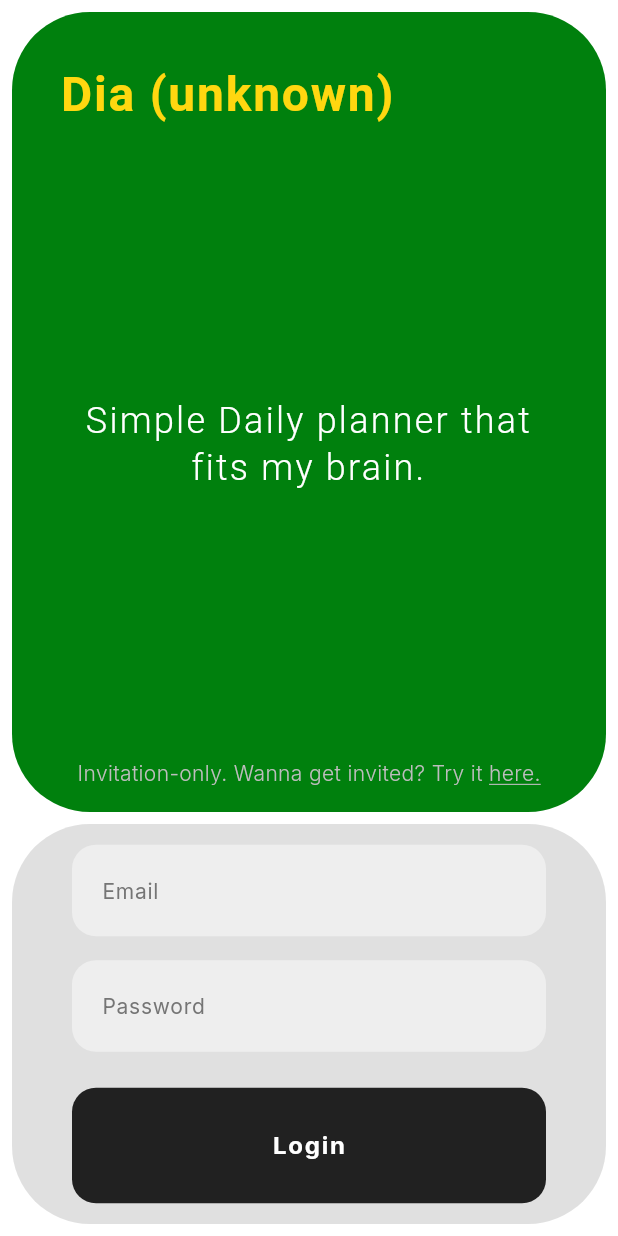
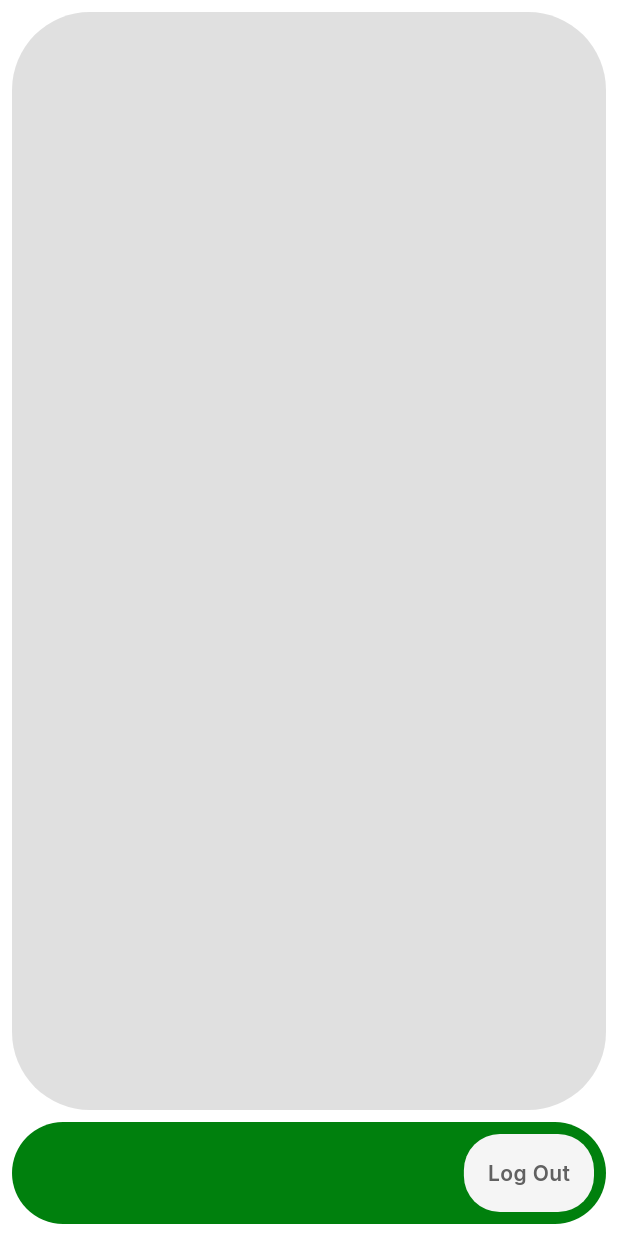
Before and after one commit to tomasbaran/app.heydia.app, a Flutter app: the screen it shows after launch, on a phone screen of 412 x 824 dp. Run offline on Flutter 3.47's test engine with Material 3 defaults, Android fonts, the phone set to English and light mode, and no system bars; our stand-ins replace firebase_auth, firebase_core, freezed_annotation, google_fonts; accounts and stored records are empty; Roboto replaces fonts that are missing (Syncopate); statements that could not run were skipped.

Commit message:
feat: Implement home screen layout with user and planner panes, resposiveness,  logout functionality

```diff
--- a/lib/core/app_strings.dart
+++ b/lib/core/app_strings.dart
@@ -7,4 +7,5 @@ class AppStrings {
   static const String email = 'Email';
   static const String password = 'Password';
   static const String login = 'Login';
+  static const String logOut = 'Log Out';
 }
--- a/lib/core/theme/app_dimensions.dart
+++ b/lib/core/theme/app_dimensions.dart
@@ -1,4 +1,7 @@
 class AppDimensions {
+  // User pane width
+  static const double paneWidth280 = 280;
+
   // Radius values
   static const double radius4 = 4;
   static const double radius8 = 8;
--- a/lib/core/theme/app_theme.dart
+++ b/lib/core/theme/app_theme.dart
@@ -63,6 +63,12 @@ class AppTheme {
     height: 1.3,
   );
 
+  static TextStyle get paneButtonLabel => TextStyle(
+    color: AppColors.neutral700,
+    fontSize: 14,
+    fontWeight: FontWeight.w600,
+  );
+
   static TextStyle get labelSmall =>
       _baseTextTheme.labelSmall?.copyWith(
         fontSize: 14,
--- a/lib/core/widgets/app_cta.dart
+++ /dev/null
@@ -1,77 +0,0 @@
-import 'package:dia_app/core/theme/app_colors.dart';
-import 'package:dia_app/core/theme/app_dimensions.dart';
-import 'package:dia_app/core/theme/app_theme.dart';
-import 'package:flutter/material.dart';
-
-class AppCta extends StatefulWidget {
-  final VoidCallback onPressed;
-  final String? text;
-  final Widget? child;
-  final ButtonStyle? style;
-  final bool enabled;
-
-  const AppCta({
-    super.key,
-    required this.onPressed,
-    this.text,
-    this.child,
-    this.style,
-    this.enabled = true,
-  }) : assert(
-         text != null || child != null,
-         'Either text or child must be provided',
-       );
-
-  @override
-  State<AppCta> createState() => _AppCtaState();
-}
-
-class _AppCtaState extends State<AppCta> {
-  bool _isHovered = false;
-  bool _isPressed = false;
-
-  double get _verticalOffset {
-    if (_isPressed) return 2.0; // Move down when pressed
-    if (_isHovered) return -2.0; // Move up when hovered
-    return 0.0; // Normal position
-  }
-
-  @override
-  Widget build(BuildContext context) {
-    return MouseRegion(
-      onEnter: (_) => setState(() => _isHovered = true),
-      onExit: (_) => setState(() => _isHovered = false),
-      child: GestureDetector(
-        onTapDown: (_) => setState(() => _isPressed = true),
-        onTapUp: (_) => setState(() => _isPressed = false),
-        onTapCancel: () => setState(() => _isPressed = false),
-        child: AnimatedContainer(
-          duration: const Duration(milliseconds: 200),
-          curve: Curves.easeOut,
-          transform: Matrix4.translationValues(0, _verticalOffset, 0),
-          child: ElevatedButton(
-            onPressed: widget.enabled ? widget.onPressed : null,
-            style:
-                widget.style ??
-                ElevatedButton.styleFrom(
-                  backgroundColor: AppColors.neutral900,
-                  foregroundColor: AppColors.neutral0,
-                  disabledBackgroundColor: AppColors.disabledColor,
-                  disabledForegroundColor: AppColors.disabledColor,
-                  shape: RoundedRectangleBorder(
-                    borderRadius: BorderRadius.circular(AppDimensions.radius16),
-                  ),
-                  padding: EdgeInsets.symmetric(
-                    vertical: AppDimensions.space28,
-                  ),
-                  elevation: 0,
-                ).copyWith(
-                  overlayColor: WidgetStateProperty.all(Colors.transparent),
-                ),
-            child: widget.child ?? Text(widget.text!, style: AppTheme.ctaTitle),
-          ),
-        ),
-      ),
-    );
-  }
-}
--- /dev/null
+++ b/lib/core/widgets/app_nav_bar_item.dart
@@ -0,0 +1,78 @@
+import 'package:dia_app/core/theme/app_colors.dart';
+import 'package:dia_app/core/theme/app_dimensions.dart';
+import 'package:dia_app/core/theme/app_theme.dart';
+import 'package:flutter/material.dart';
+
+class AppNavBarItem extends StatefulWidget {
+  final VoidCallback? onTap;
+  final String label;
+
+  const AppNavBarItem({super.key, this.onTap, required this.label});
+
+  @override
+  State<AppNavBarItem> createState() => _AppNavBarItemState();
+}
+
+class _AppNavBarItemState extends State<AppNavBarItem>
+    with SingleTickerProviderStateMixin {
+  bool _isHovered = false;
+  late AnimationController _animationController;
+  late Animation<double> _scaleAnimation;
+
+  @override
+  void initState() {
+    super.initState();
+    _animationController = AnimationController(
+      duration: const Duration(milliseconds: 200),
+      vsync: this,
+    );
+    _scaleAnimation = Tween<double>(begin: 1.0, end: 0.95).animate(
+      CurvedAnimation(parent: _animationController, curve: Curves.easeOut),
+    );
+  }
+
+  @override
+  void dispose() {
+    _animationController.dispose();
+    super.dispose();
+  }
+
+  Color get _effectiveBackgroundColor {
+    if (_isHovered) {
+      return AppColors.neutral100.withValues(alpha: 0.8);
+    }
+    return AppColors.neutral100;
+  }
+
+  @override
+  Widget build(BuildContext context) {
+    return MouseRegion(
+      onEnter: (_) => setState(() => _isHovered = true),
+      onExit: (_) => setState(() => _isHovered = false),
+      child: GestureDetector(
+        onTapDown: (_) => _animationController.forward(),
+        onTapUp: (_) {
+          _animationController.reverse();
+          widget.onTap?.call();
+        },
+        onTapCancel: () => _animationController.reverse(),
+        child: AnimatedContainer(
+          duration: const Duration(milliseconds: 200),
+          curve: Curves.easeOut,
+          padding: EdgeInsets.symmetric(
+            horizontal: AppDimensions.space16,
+            vertical: AppDimensions.space16,
+          ),
+          decoration: BoxDecoration(
+            color: _effectiveBackgroundColor,
+            borderRadius: BorderRadius.circular(AppDimensions.radius24),
+          ),
+          child: ScaleTransition(
+            scale: _scaleAnimation,
+            child: Text(widget.label, style: AppTheme.paneButtonLabel),
+          ),
+        ),
+      ),
+    );
+  }
+}
--- a/lib/core/widgets/app_text_form_field.dart
+++ b/lib/core/widgets/app_text_form_field.dart
@@ -5,34 +5,12 @@ import 'package:flutter/material.dart';
 
 class AppTextFormField extends StatefulWidget {
   final bool obscureText;
-  final String? hintText;
-  final TextStyle? hintStyle;
-  final TextStyle? style;
-  final InputDecoration? decoration;
-  final TextEditingController? controller;
-  final String? Function(String?)? validator;
-  final void Function(String?)? onSaved;
-  final void Function(String)? onChanged;
-  final TextInputType? keyboardType;
-  final bool enabled;
-  final int? maxLines;
-  final int? minLines;
+  final String hintText;
 
   const AppTextFormField({
     super.key,
     this.obscureText = false,
-    this.hintText,
-    this.hintStyle,
-    this.style,
-    this.decoration,
-    this.controller,
-    this.validator,
-    this.onSaved,
-    this.onChanged,
-    this.keyboardType,
-    this.enabled = true,
-    this.maxLines,
-    this.minLines,
+    required this.hintText,
   });
 
   @override
@@ -49,46 +27,27 @@ class _AppTextFormFieldState extends State<AppTextFormField> {
       onExit: (_) => setState(() => _isHovered = false),
       child: TextFormField(
         obscureText: widget.obscureText,
-        controller: widget.controller,
-        validator: widget.validator,
-        onSaved: widget.onSaved,
-        onChanged: widget.onChanged,
-        keyboardType: widget.keyboardType,
-        enabled: widget.enabled,
-        maxLines: widget.obscureText ? 1 : widget.maxLines,
-        minLines: widget.obscureText ? 1 : widget.minLines,
-        style: widget.style ?? AppTheme.bodyMedium,
-        decoration: (widget.decoration ?? InputDecoration()).copyWith(
-          filled: widget.decoration?.filled ?? true,
-          fillColor:
-              widget.decoration?.fillColor ??
-              (_isHovered ? AppColors.neutral0 : AppColors.neutral200),
-          hintText: widget.decoration?.hintText ?? widget.hintText,
-          hintStyle:
-              widget.decoration?.hintStyle ??
-              widget.hintStyle ??
-              AppTheme.bodyMedium.copyWith(color: AppColors.neutral600),
-          border:
-              widget.decoration?.border ??
-              OutlineInputBorder(
+        maxLines: widget.obscureText ? 1 : null,
+        minLines: widget.obscureText ? 1 : null,
+        style: AppTheme.bodyMedium,
+        decoration: InputDecoration(
+          filled: true,
+          fillColor: _isHovered ? AppColors.neutral0 : AppColors.neutral200,
+          hintText: widget.hintText,
+          hintStyle: AppTheme.bodyMedium.copyWith(color: AppColors.neutral600),
+          border: OutlineInputBorder(
             borderRadius: BorderRadius.circular(AppDimensions.radius16),
             borderSide: BorderSide.none,
           ),
-          enabledBorder:
-              widget.decoration?.enabledBorder ??
-              OutlineInputBorder(
+          enabledBorder: OutlineInputBorder(
             borderRadius: BorderRadius.circular(AppDimensions.radius16),
             borderSide: BorderSide.none,
           ),
-          focusedBorder:
-              widget.decoration?.focusedBorder ??
-              OutlineInputBorder(
+          focusedBorder: OutlineInputBorder(
             borderRadius: BorderRadius.circular(AppDimensions.radius16),
             borderSide: BorderSide.none,
           ),
-          contentPadding:
-              widget.decoration?.contentPadding ??
-              EdgeInsets.symmetric(
+          contentPadding: EdgeInsets.symmetric(
             horizontal: AppDimensions.space16,
             vertical: AppDimensions.space20,
           ),
--- /dev/null
+++ b/lib/features/home/presentation/widgets/__bottom_nav_bar.dart
@@ -0,0 +1,56 @@
+part of 'home_screen.dart';
+
+class _BottomNavBar extends StatelessWidget {
+  const _BottomNavBar({required this.userEmail, required this.loginVM});
+
+  final String userEmail;
+  final LoginVM loginVM;
+
+  @override
+  Widget build(BuildContext context) {
+    return Container(
+      margin: EdgeInsets.fromLTRB(
+        AppDimensions.space8,
+        AppDimensions.space0,
+        AppDimensions.space8,
+        AppDimensions.space8,
+      ),
+      decoration: BoxDecoration(
+        color: AppConfig.isLive
+            ? AppColors.neutral900
+            : AppColors.primaryDevColor,
+        borderRadius: BorderRadius.all(Radius.circular(AppDimensions.radius52)),
+      ),
+      child: Padding(
+        padding: EdgeInsets.all(AppDimensions.space8),
+        child: Row(
+          children: [
+            Expanded(
+              child: Text(
+                userEmail,
+                style: AppTheme.bodyMedium.copyWith(
+                  color: AppConfig.isLive
+                      ? AppColors.neutral0
+                      : AppColors.secondaryDevColor,
+                ),
+              ),
+            ),
+            SizedBox(width: AppDimensions.space16),
+            AppNavBarItem(
+              onTap: () async {
+                await loginVM.logout();
+                // Navigate back to login screen
+                if (context.mounted) {
+                  Navigator.of(context).pushReplacement(
+                    MaterialPageRoute(builder: (_) => const LoginScreen()),
+                  );
+                }
+              },
+              label: AppStrings.logOut,
+            ),
+          ],
+        ),
+      ),
+    );
+  }
+}
--- /dev/null
+++ b/lib/features/home/presentation/widgets/__planner_pane.dart
@@ -0,0 +1,17 @@
+part of 'home_screen.dart';
+
+class _PlannerPane extends StatelessWidget {
+  const _PlannerPane();
+
+  @override
+  Widget build(BuildContext context) {
+    return Container(
+      margin: EdgeInsets.all(AppDimensions.space8),
+      decoration: BoxDecoration(
+        color: AppColors.neutral300,
+        borderRadius: BorderRadius.all(Radius.circular(AppDimensions.radius52)),
+      ),
+      // Free space for future content
+    );
+  }
+}
--- /dev/null
+++ b/lib/features/home/presentation/widgets/home_screen.dart
@@ -0,0 +1,53 @@
+import 'package:dia_app/core/app_config.dart';
+import 'package:dia_app/core/app_strings.dart';
+import 'package:dia_app/core/theme/app_colors.dart';
+import 'package:dia_app/core/theme/app_dimensions.dart';
+import 'package:dia_app/core/theme/app_theme.dart';
+import 'package:dia_app/core/widgets/app_nav_bar_item.dart';
+import 'package:dia_app/core/widgets/app_pane_button.dart';
+import 'package:dia_app/features/login/presentation/vm/login_vm.dart';
+import 'package:dia_app/features/login/presentation/widgets/login_screen.dart';
+import 'package:firebase_auth/firebase_auth.dart';
+import 'package:flutter/material.dart';
+
+part '__planner_pane.dart';
+part '__bottom_nav_bar.dart';
+part '__user_pane.dart';
+
+class HomeScreen extends StatelessWidget {
+  final LoginVM loginVM;
+
+  const HomeScreen({super.key, required this.loginVM});
+
+  @override
+  Widget build(BuildContext context) {
+    final user = FirebaseAuth.instance.currentUser;
+    final userEmail = user?.email ?? '';
+    final screenSize = MediaQuery.of(context).size;
+    final isVerticalLayout = screenSize.height > screenSize.width;
+
+    return Scaffold(
+      body: isVerticalLayout
+          ? Column(
+              crossAxisAlignment: CrossAxisAlignment.stretch,
+              children: [
+                // Top Panel - Planner (vertical layout)
+                Expanded(child: _PlannerPane()),
+                // Bottom Navigation Bar (vertical layout)
+                _BottomNavBar(userEmail: userEmail, loginVM: loginVM),
+              ],
+            )
+          : Row(
+              children: [
+                // User Panel (horizontal layout)
+                SizedBox(
+                  width: AppDimensions.paneWidth280,
+                  child: _UserPane(userEmail: userEmail, loginVM: loginVM),
+                ),
+                // Right Panel - Planner (horizontal layout)
+                Expanded(child: _PlannerPane()),
+              ],
+            ),
+    );
+  }
+}
--- a/lib/features/login/presentation/widgets/__login_pane.dart
+++ b/lib/features/login/presentation/widgets/__login_pane.dart
@@ -29,7 +29,7 @@ class _LoginPane extends StatelessWidget {
             AppTextFormField(obscureText: true, hintText: AppStrings.password),
             SizedBox(height: AppDimensions.space24),
             // Login Button
-            AppCta(onPressed: () {}, text: AppStrings.login),
+            AppLoginCta(onPressed: () {}, text: AppStrings.login),
           ],
         ),
       ),
--- a/lib/features/login/presentation/widgets/login_screen.dart
+++ b/lib/features/login/presentation/widgets/login_screen.dart
@@ -4,7 +4,7 @@ import 'package:dia_app/core/services/url_service.dart';
 import 'package:dia_app/core/theme/app_colors.dart';
 import 'package:dia_app/core/theme/app_dimensions.dart';
 import 'package:dia_app/core/theme/app_theme.dart';
-import 'package:dia_app/core/widgets/app_cta.dart';
+import 'package:dia_app/core/widgets/app_login_cta.dart';
 import 'package:dia_app/core/widgets/app_text_form_field.dart';
 import 'package:flutter/gestures.dart';
 import 'package:flutter/material.dart';
--- a/lib/main.dart
+++ b/lib/main.dart
@@ -1,5 +1,9 @@
 import 'package:dia_app/core/theme/app_theme.dart';
+import 'package:dia_app/features/home/presentation/widgets/home_screen.dart';
+import 'package:dia_app/features/login/data/repo_implementations/auth_repo_impl.dart';
+import 'package:dia_app/features/login/presentation/vm/login_vm.dart';
 import 'package:dia_app/features/login/presentation/widgets/login_screen.dart';
+import 'package:firebase_auth/firebase_auth.dart';
 import 'package:firebase_core/firebase_core.dart';
 import 'package:flutter/material.dart';
 
@@ -14,6 +18,9 @@ class MainApp extends StatelessWidget {
 
   @override
   Widget build(BuildContext context) {
-    return MaterialApp(theme: AppTheme.light, home: LoginScreen());
+    return MaterialApp(
+      theme: AppTheme.light,
+      home: HomeScreen(loginVM: LoginVM(AuthRepoImpl(FirebaseAuth.instance))),
+    );
   }
 }
```
Also changed, not shown: lib/core/widgets/app_login_cta.dart (added, +69 -0 lines), lib/core/widgets/app_pane_button.dart (added, +81 -0 lines), lib/features/home/presentation/widgets/__user_pane.dart (added, +76 -0 lines). Lines whose indentation alone changed are shown as unchanged.
